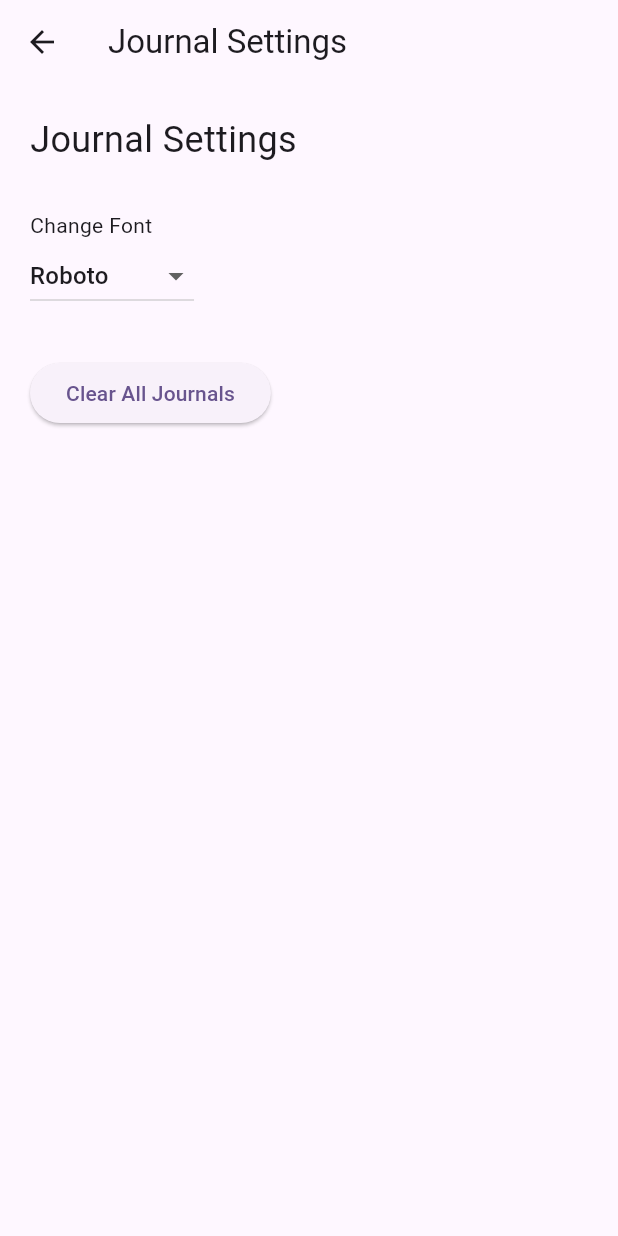
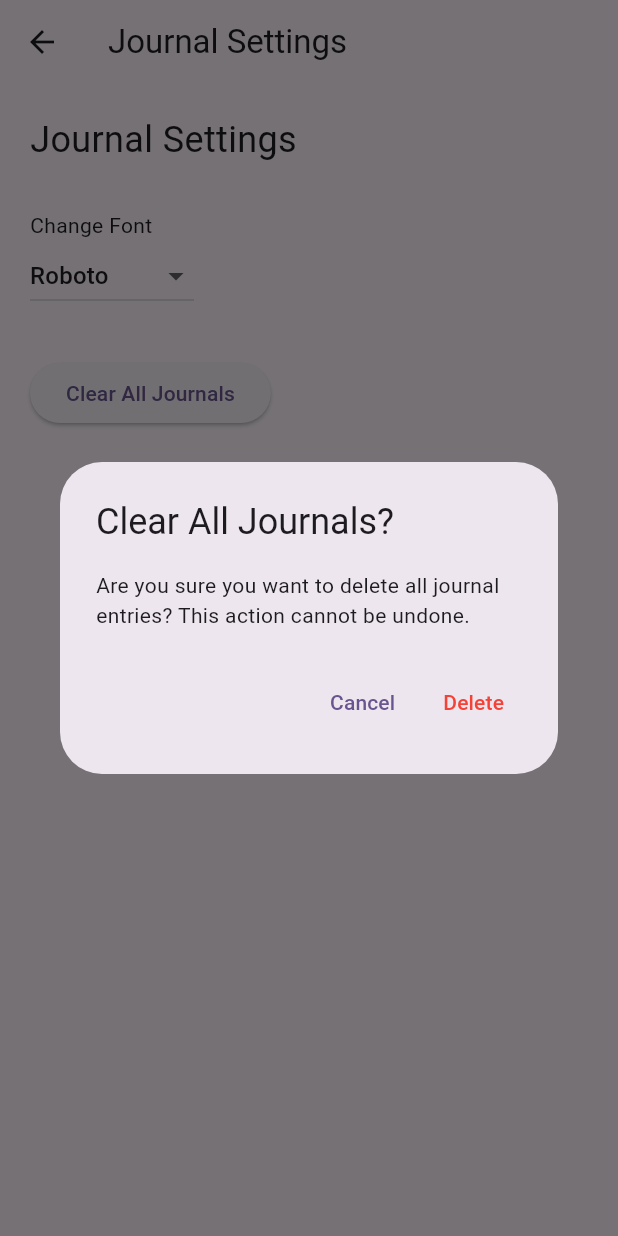
Before and after one commit to Cs3541/GroupEProject, a Flutter app: the JournalSettingsScreen screen opened directly, after a tap on "Clear All Journals", on a phone screen of 412 x 824 dp. Run offline on Flutter 3.47's test engine with Material 3 defaults, Android fonts, the phone set to English and light mode, and no system bars.

Commit message:
Update journal_settings_screen.dart
confirmation dialog to journal settings

```diff
--- a/stress_free/lib/views/journal_settings_screen.dart
+++ b/stress_free/lib/views/journal_settings_screen.dart
@@ -47,9 +47,11 @@
                 );
               }).toList(),
               onChanged: (value) {
-                setState(() {
-                  selectedFont = value!;
-                });
+                if (value != null) {
+                  setState(() {
+                    selectedFont = value;
+                  });
+                }
               },
             ),
 
@@ -57,7 +59,37 @@
 
             ElevatedButton(
               onPressed: () {
-                // Still have to clear journal entries once journal storage is added.
+                showDialog(
+                  context: context,
+                  builder: (context) => AlertDialog(
+                    title: const Text('Clear All Journals?'),
+                    content: const Text(
+                      'Are you sure you want to delete all journal entries? '
+                      'This action cannot be undone.',
+                    ),
+                    actions: [
+                      TextButton(
+                        onPressed: () {
+                          Navigator.pop(context);
+                        },
+                        child: const Text('Cancel'),
+                      ),
+
+                      TextButton(
+                        onPressed: () {
+                          Navigator.pop(context);
+
+                          // TODO: Connect to Mai's journal storage
+                          // to delete all saved journal entries.
+                        },
+                        child: const Text(
+                          'Delete',
+                          style: TextStyle(color: Colors.red),
+                        ),
+                      ),
+                    ],
+                  ),
+                );
               },
               child: const Text('Clear All Journals'),
             ),
```
